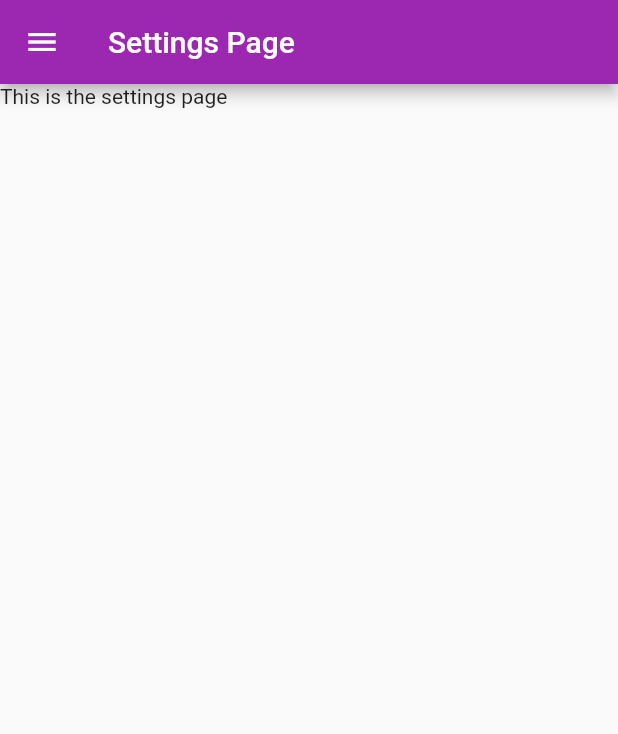
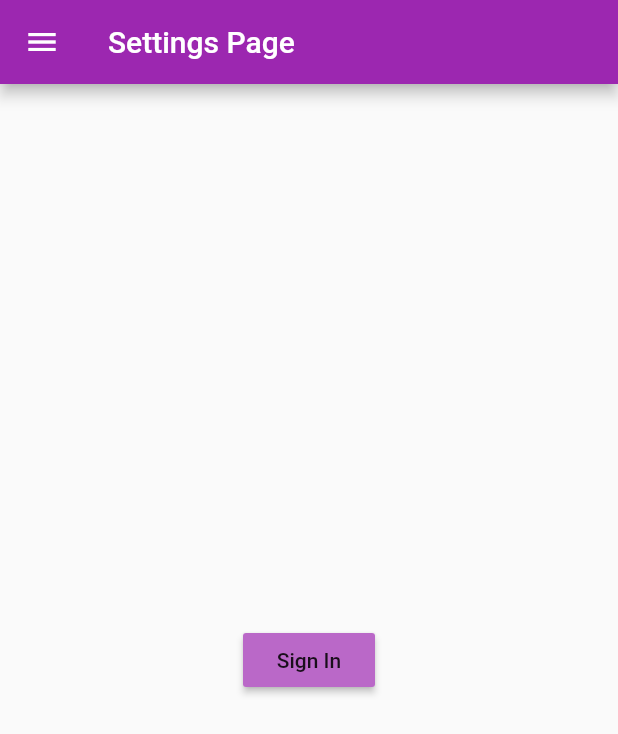
Before and after one commit to byteMe-CSULB/710, a Flutter app: the screen it shows after launch, in the side drawer, after a tap on "Settings", on a phone screen of 412 x 824 dp. Shown: the top 734 px of the screen. Run offline on Flutter 3.47's test engine with Material 2 defaults, Android fonts, the light colour scheme and no system bars.

Commit message:
Updated to AndroidX, removed some lines

```diff
--- a/gas_710/lib/SettingsPage.dart
+++ b/gas_710/lib/SettingsPage.dart
@@ -12,7 +12,24 @@ class SettingsPage extends StatelessWidget {
         title: new Text("Settings Page"),
         backgroundColor: Colors.purple,
       ),
-      body: new Text("This is the settings page"),
+      body: Builder(
+        builder: (context) => Center(
+          child: RaisedButton(
+            child: Text("Sign In"),
+            onPressed: () => _showToast(context),
+            color: Colors.purple[300],
+            padding: EdgeInsets.fromLTRB(10, 10, 10, 10),
+            splashColor: Colors.purple[900],
+          ),
+        ),)
     );
   }
 }
+
+void _showToast(BuildContext context) {
+  final scaffold = Scaffold.of(context);
+  scaffold.showSnackBar(
+    SnackBar(content: const Text('Signing in..'),
+    action: SnackBarAction(label: 'LOGOUT', onPressed: scaffold.hideCurrentSnackBar))
+  );
+}
```
